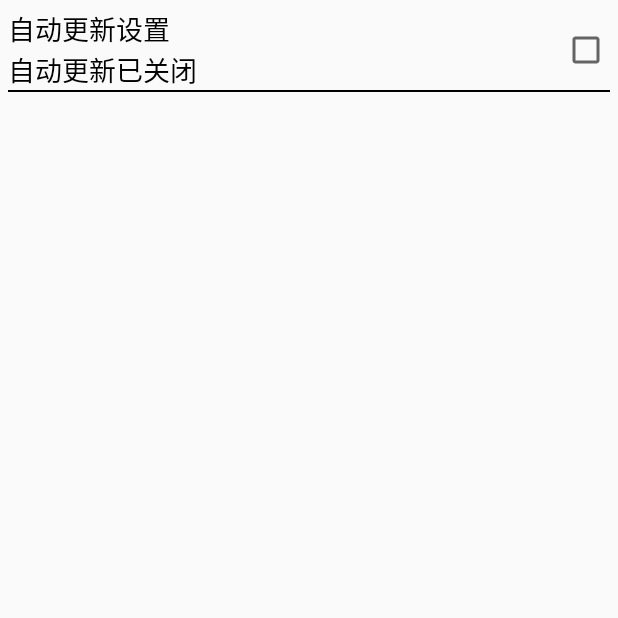
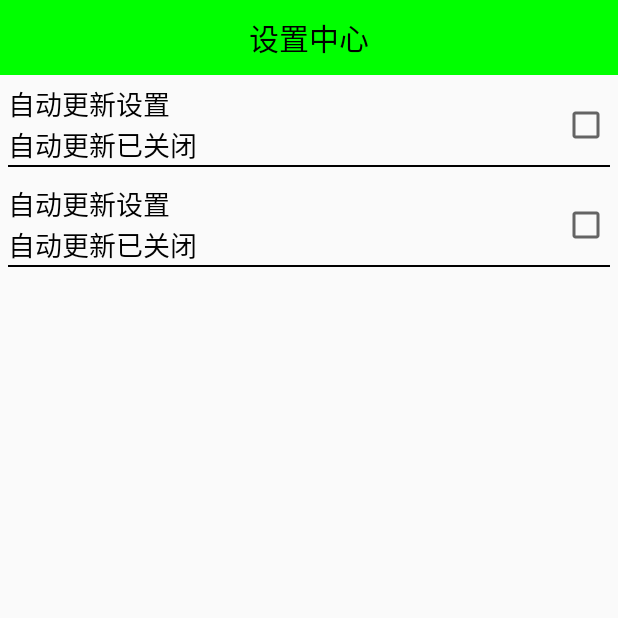
Before and after one commit to skriklgb/MobileSafe, an Android app: the SettingActivity screen opened directly, with no data from a screen before it, on a phone screen of 412 x 824 dp, the top half of it. Run offline under Robolectric (Android 15) with nearby library versions, the phone set to English and light mode, and no system bars.

Commit message:
2-7,自定义组合控件构件-布局结构 模块：设置中心 目的：解决设置中心界面的布局重复问题--->自定义组合控件 1.setting_item_view.xml的创建 2.SettingItemView.class文件的创建 	重写构造方法时设置无论调用哪个都是调用第三个构造方法
错误调试：
不显示：被挤出屏幕

```diff
--- /dev/null
+++ b/app/src/main/java/skrik/lgb/mobilesafe/view/SettingItemView.java
@@ -0,0 +1,34 @@
+package skrik.lgb.mobilesafe.view;
+
+import android.content.Context;
+import android.util.AttributeSet;
+import android.view.View;
+import android.widget.CheckBox;
+import android.widget.RelativeLayout;
+import android.widget.TextView;
+
+import skrik.lgb.mobilesafe.R;
+
+public class SettingItemView extends RelativeLayout {
+    public SettingItemView(Context context) {
+        this(context,null);
+    }
+
+    public SettingItemView(Context context, AttributeSet attrs) {
+        this(context, attrs,0);
+    }
+
+    public SettingItemView(Context context, AttributeSet attrs, int defStyleAttr) {
+        super(context, attrs, defStyleAttr);
+        //xml--->view	将设置界面的一个条目转换成view对象,直接添加到了当前SettingItemView对应的view中
+        View.inflate(context, R.layout.setting_item_view,this);
+        //等同于以下两行代码
+		/*View view = View.inflate(context, R.layout.setting_item_view, null);
+		this.addView(view);*/
+        TextView  tv_setting_titile  = (TextView) findViewById(R.id.tv_setting_titile);
+        TextView  tv_setting_des  = (TextView) findViewById(R.id.tv_setting_des);
+        CheckBox  cb_setting_box   = (CheckBox) findViewById(R.id.cb_setting_box);
+    }
+
+
+}
--- a/app/src/main/res/layout/activity_setting.xml
+++ b/app/src/main/res/layout/activity_setting.xml
@@ -7,42 +7,18 @@
     android:orientation="vertical"
     tools:context="skrik.lgb.mobilesafe.activity.SettingActivity">
 
-    <RelativeLayout
+    <TextView
+        style="@style/TitleStyle"
+        android:text="设置中心"/>
+
+    <!-- 将以下的相对布局,抽取到单独的一个类中去做管理,以后只需要在布局文件中添加此类,即可达到以下效果-->
+<skrik.lgb.mobilesafe.view.SettingItemView
+    android:layout_width="match_parent"
+    android:layout_height="wrap_content">
+</skrik.lgb.mobilesafe.view.SettingItemView>
+
+    <skrik.lgb.mobilesafe.view.SettingItemView
         android:layout_width="match_parent"
-        android:layout_height="wrap_content"
-        android:padding="5dp">
-
-        <TextView
-            android:layout_width="wrap_content"
-            android:layout_height="wrap_content"
-            android:id="@+id/tv_setting_titile"
-            android:text="自动更新设置"
-            android:textSize="18sp"
-            android:textColor="@color/black"/>
-
-        <TextView
-            android:layout_width="wrap_content"
-            android:layout_height="wrap_content"
-            android:id="@+id/tv_setting_des"
-            android:text="自动更新已关闭"
-            android:layout_below="@id/tv_setting_titile"
-            android:textSize="18sp"
-            android:textColor="@color/black"/>
-
-        <CheckBox
-            android:layout_width="wrap_content"
-            android:layout_height="wrap_content"
-            android:id="@+id/cb_setting_box"
-            android:layout_alignParentRight="true"
-            android:layout_centerVertical="true"/>
-
-        <View
-            android:layout_width="match_parent"
-            android:layout_height="1dp"
-            android:background="@color/black"
-            android:layout_below="@id/tv_setting_des"/>
-
-
-    </RelativeLayout>
-
+        android:layout_height="wrap_content">
+    </skrik.lgb.mobilesafe.view.SettingItemView>
 </LinearLayout>
--- /dev/null
+++ b/app/src/main/res/layout/setting_item_view.xml
@@ -0,0 +1,48 @@
+<?xml version="1.0" encoding="utf-8"?>
+<!--
+  ~ Function:
+  ~ Author:skriklgb
+  ~ Edit:
+  -->
+<RelativeLayout xmlns:android="http://schemas.android.com/apk/res/android"
+                android:layout_width="match_parent"
+                android:layout_height="wrap_content">
+    <RelativeLayout
+        android:layout_width="match_parent"
+        android:layout_height="wrap_content"
+        android:padding="5dp">
+
+        <TextView
+            android:layout_width="wrap_content"
+            android:layout_height="wrap_content"
+            android:id="@+id/tv_setting_titile"
+            android:text="自动更新设置"
+            android:textSize="18sp"
+            android:textColor="@color/black"/>
+
+        <TextView
+            android:layout_width="wrap_content"
+            android:layout_height="wrap_content"
+            android:id="@+id/tv_setting_des"
+            android:text="自动更新已关闭"
+            android:layout_below="@id/tv_setting_titile"
+            android:textSize="18sp"
+            android:textColor="@color/black"/>
+
+        <CheckBox
+            android:layout_width="wrap_content"
+            android:layout_height="wrap_content"
+            android:id="@+id/cb_setting_box"
+            android:layout_alignParentRight="true"
+            android:layout_centerVertical="true"/>
+
+        <View
+            android:layout_width="match_parent"
+            android:layout_height="1dp"
+            android:background="@color/black"
+            android:layout_below="@id/tv_setting_des"/>
+
+
+    </RelativeLayout>
+
+</RelativeLayout>
```
